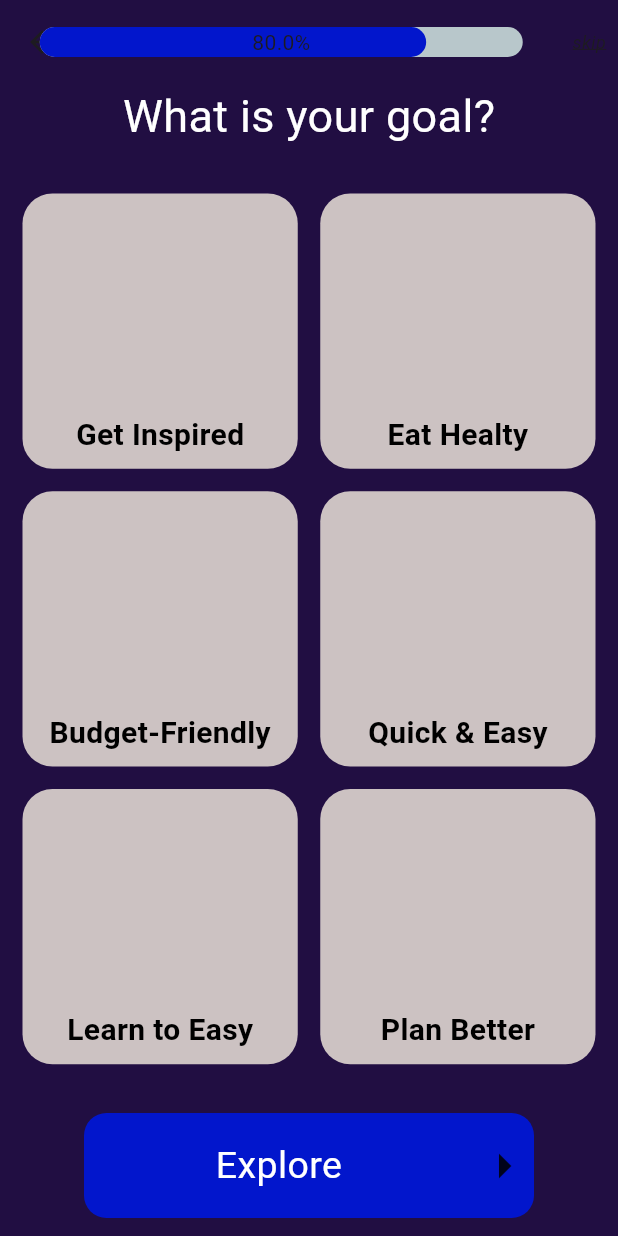
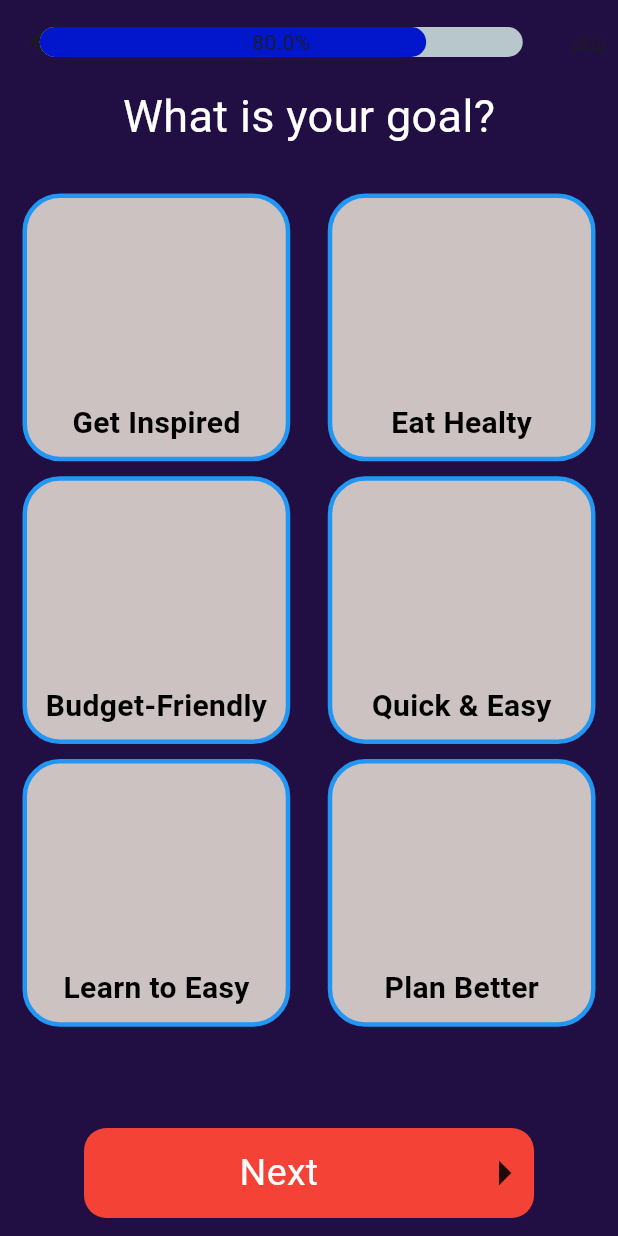
Before and after one commit to NibinBiju/food_recipe_app, a Flutter app: the MyPrefTwo screen opened directly, on a phone screen of 412 x 824 dp. Run offline on Flutter 3.47's test engine with Material 3 defaults, Android fonts, the phone set to English and light mode, and no system bars; drawn by our look-alikes of percent_indicator; our stand-ins replace calendar_timeline, carousel_slider, flutter_card_swiper, google_nav_bar, hive, hive_flutter and 3 more; accounts and stored records are empty.

Commit message:
preferance2

```diff
--- a/lib/view/preferance_page/pref_two.dart
+++ b/lib/view/preferance_page/pref_two.dart
@@ -1,14 +1,38 @@
 import 'package:flutter/material.dart';
+
 import 'package:percent_indicator/linear_percent_indicator.dart';
+import 'package:recipe_app/view/feature_screen/feature_screen.dart';
+import 'package:shared_preferences/shared_preferences.dart';
 
 class MyPrefTwo extends StatefulWidget {
   const MyPrefTwo({super.key});
 
   @override
-  State<MyPrefTwo> createState() => MyPrefState();
+  State<MyPrefTwo> createState() => _MyPrefState();
 }
 
-class MyPrefState extends State<MyPrefTwo> {
+class _MyPrefState extends State<MyPrefTwo> {
+  double progressPercent = 0.0;
+  int? selectedIndex;
+  @override
+  void initState() {
+    super.initState();
+    loadPreferences();
+  }
+
+  void loadPreferences() async {
+    SharedPreferences prefs = await SharedPreferences.getInstance();
+    double storedProgress = prefs.getDouble('progress') ?? 0.0;
+    setState(() {
+      progressPercent = storedProgress;
+    });
+  }
+
+  void savePreferences() async {
+    SharedPreferences prefs = await SharedPreferences.getInstance();
+    prefs.setDouble('progress', progressPercent);
+  }
+
   String getTextForIndex(int index) {
     switch (index) {
       case 0:
@@ -69,22 +93,34 @@ class MyPrefState extends State<MyPrefTwo> {
             style: TextStyle(color: Colors.white, fontSize: 30),
           ),
           Expanded(
-            child: InkWell(
-              onTap: () {
-                print("hello");
-              },
             child: GridView.builder(
               padding: EdgeInsets.only(top: 30, left: 15, right: 15),
               gridDelegate: SliverGridDelegateWithFixedCrossAxisCount(
                 crossAxisCount: 2,
-                  crossAxisSpacing: 15,
-                  mainAxisSpacing: 15,
+                crossAxisSpacing: 25,
+                mainAxisSpacing: 10,
               ),
               itemCount: 6,
               itemBuilder: (BuildContext context, int index) {
-                  return Container(
+                return GestureDetector(
+                  onTap: () {
+                    print('Tapped on item $index');
+                    setState(() {
+                      selectedIndex = index;
+                      print(selectedIndex);
+                    });
+                  },
+                  child: Container(
                     decoration: BoxDecoration(
-                        borderRadius: BorderRadius.circular(20),
+                        border: Border.all(
+                          color: index == selectedIndex && selectedIndex != null
+                              ? Colors.red
+                              : Colors.blue,
+                          width: index == selectedIndex && selectedIndex != null
+                              ? 7.0
+                              : 3.0,
+                        ),
+                        borderRadius: BorderRadius.circular(25),
                         color: const Color.fromARGB(255, 204, 194, 194)),
                     padding: const EdgeInsets.all(8),
                     child: Align(
@@ -97,9 +133,9 @@ class MyPrefState extends State<MyPrefTwo> {
                             fontWeight: FontWeight.bold),
                       ),
                     ),
+                  ),
                 );
               },
-              ),
             ),
           ),
           Padding(
@@ -109,10 +145,20 @@ class MyPrefState extends State<MyPrefTwo> {
                 children: [
                   Expanded(
                     child: Center(
+                      child: InkWell(
+                        onTap: () {
+                          savePreferences();
+
+                          Navigator.push(
+                              context,
+                              MaterialPageRoute(
+                                  builder: (context) => FeatureScreen()));
+                        },
                         child: Text(
-                        "Explore",
+                          "Next",
                           textAlign: TextAlign.center,
                           style: TextStyle(fontSize: 25, color: Colors.white),
+                        ),
                       ),
                     ),
                   ),
@@ -124,9 +170,9 @@ class MyPrefState extends State<MyPrefTwo> {
               ),
               decoration: BoxDecoration(
                 borderRadius: BorderRadius.circular(15),
-                color: Color(0xFF0216CC),
+                color: selectedIndex != null ? Color(0xFF0216CC) : Colors.red,
               ),
-              height: 70,
+              height: 60,
               width: 300,
             ),
           ),
```
Lines whose indentation alone changed are shown as unchanged.
